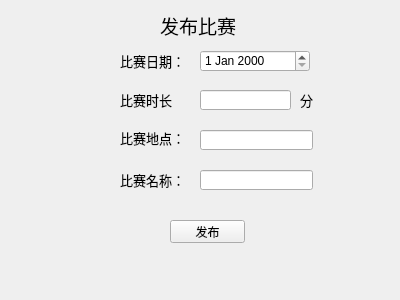
NGzzSupud/SchoolSport, file adminwindow.ui: the form before one commit.
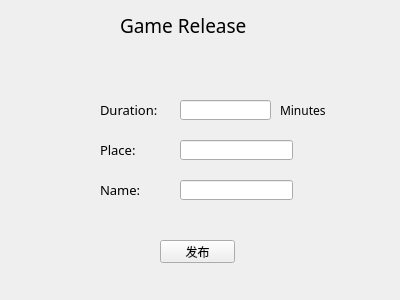
The form after the commit.

What changed in the file:
```diff
--- a/adminwindow.ui
+++ b/adminwindow.ui
@@ -22,10 +22,10 @@
   <widget class="QLabel" name="label">
    <property name="geometry">
     <rect>
-     <x>160</x>
+     <x>120</x>
      <y>10</y>
-     <width>91</width>
-     <height>31</height>
+     <width>150</width>
+     <height>30</height>
     </rect>
    </property>
    <property name="font">
@@ -35,44 +35,15 @@
     </font>
    </property>
    <property name="text">
-    <string>发布比赛</string>
-   </property>
-  </widget>
-  <widget class="QLabel" name="label_2">
-   <property name="geometry">
-    <rect>
-     <x>120</x>
-     <y>50</y>
-     <width>61</width>
-     <height>21</height>
-    </rect>
-   </property>
-   <property name="font">
-    <font>
-     <family>黑体</family>
-     <pointsize>10</pointsize>
-    </font>
-   </property>
-   <property name="text">
-    <string>比赛日期：</string>
-   </property>
-  </widget>
-  <widget class="QDateEdit" name="dateEdit">
-   <property name="geometry">
-    <rect>
-     <x>200</x>
-     <y>50</y>
-     <width>110</width>
-     <height>22</height>
-    </rect>
+    <string>Game Release</string>
    </property>
   </widget>
   <widget class="QLabel" name="label_3">
    <property name="geometry">
     <rect>
-     <x>120</x>
-     <y>90</y>
-     <width>71</width>
+     <x>100</x>
+     <y>100</y>
+     <width>80</width>
      <height>20</height>
     </rect>
    </property>
@@ -83,35 +54,35 @@
     </font>
    </property>
    <property name="text">
-    <string>比赛时长</string>
+    <string>Duration:</string>
    </property>
   </widget>
   <widget class="QLabel" name="label_5">
    <property name="geometry">
     <rect>
-     <x>300</x>
-     <y>90</y>
+     <x>280</x>
+     <y>100</y>
      <width>54</width>
      <height>20</height>
     </rect>
    </property>
    <property name="font">
     <font>
-     <family>黑体</family>
-     <pointsize>10</pointsize>
+     <family>等线 Light</family>
+     <pointsize>9</pointsize>
     </font>
    </property>
    <property name="text">
-    <string>分</string>
+    <string>Minutes</string>
    </property>
   </widget>
   <widget class="QLabel" name="label_6">
    <property name="geometry">
     <rect>
-     <x>120</x>
-     <y>130</y>
-     <width>71</width>
-     <height>16</height>
+     <x>100</x>
+     <y>140</y>
+     <width>60</width>
+     <height>20</height>
     </rect>
    </property>
    <property name="font">
@@ -121,14 +92,14 @@
     </font>
    </property>
    <property name="text">
-    <string>比赛地点：</string>
+    <string>Place:</string>
    </property>
   </widget>
   <widget class="QLineEdit" name="lineEdit_3">
    <property name="geometry">
     <rect>
-     <x>200</x>
-     <y>130</y>
+     <x>180</x>
+     <y>140</y>
      <width>113</width>
      <height>20</height>
     </rect>
@@ -137,8 +108,8 @@
   <widget class="QLineEdit" name="lineEdit_4">
    <property name="geometry">
     <rect>
-     <x>200</x>
-     <y>170</y>
+     <x>180</x>
+     <y>180</y>
      <width>113</width>
      <height>20</height>
     </rect>
@@ -147,9 +118,9 @@
   <widget class="QLabel" name="label_7">
    <property name="geometry">
     <rect>
-     <x>120</x>
-     <y>170</y>
-     <width>61</width>
+     <x>100</x>
+     <y>180</y>
+     <width>50</width>
      <height>20</height>
     </rect>
    </property>
@@ -160,14 +131,14 @@
     </font>
    </property>
    <property name="text">
-    <string>比赛名称：</string>
+    <string>Name:</string>
    </property>
   </widget>
   <widget class="QPushButton" name="pushButton_release">
    <property name="geometry">
     <rect>
-     <x>170</x>
-     <y>220</y>
+     <x>160</x>
+     <y>240</y>
      <width>75</width>
      <height>23</height>
     </rect>
@@ -179,8 +150,8 @@
   <widget class="QLineEdit" name="lineEdit">
    <property name="geometry">
     <rect>
-     <x>200</x>
-     <y>90</y>
+     <x>180</x>
+     <y>100</y>
      <width>91</width>
      <height>20</height>
     </rect>
```
